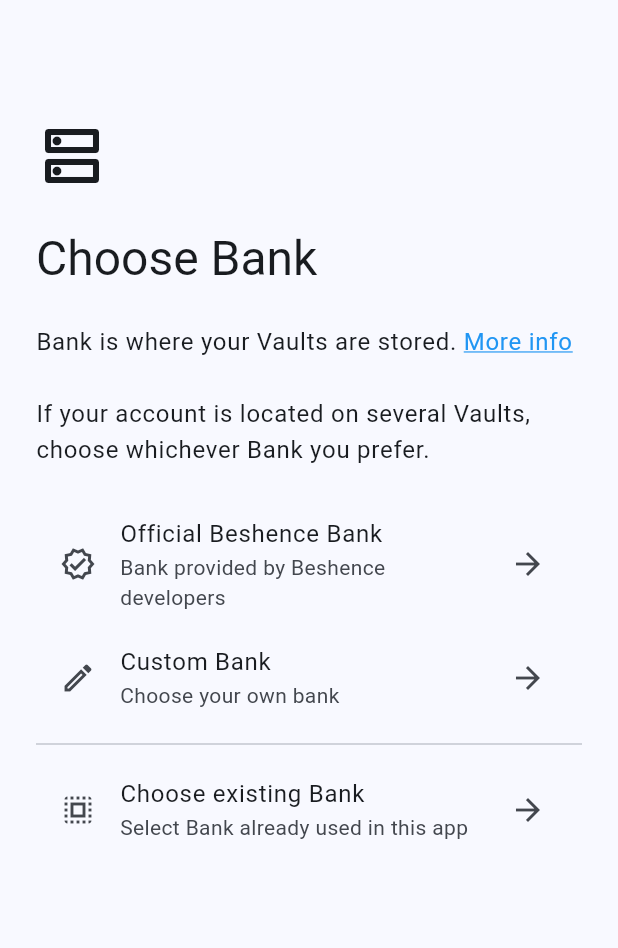
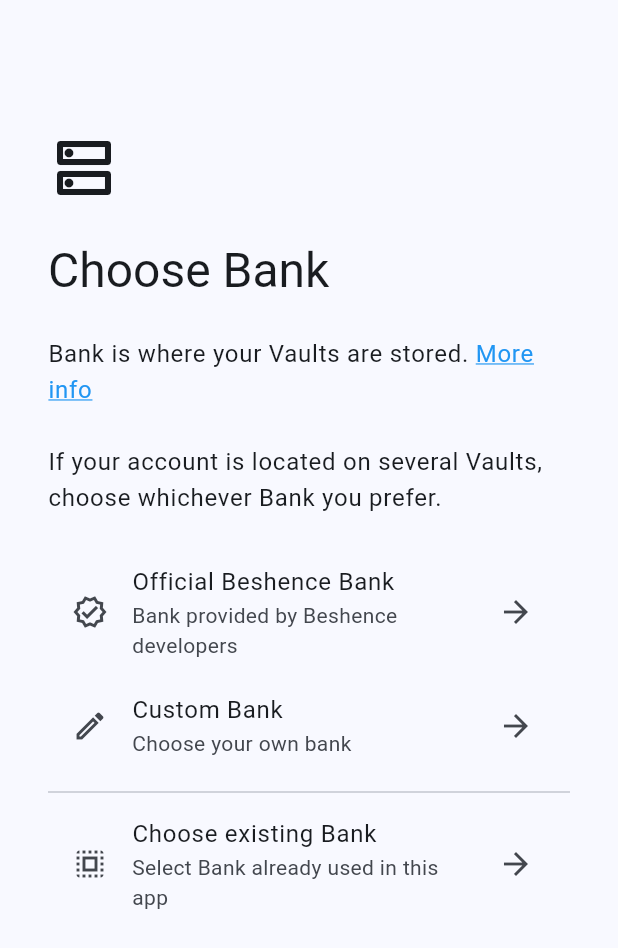
Before and after one commit to vyacheslavbytsko/beshence_notes, a Flutter app: the ChooseBankScreen screen opened by its route, on a phone screen of 412 x 824 dp. Shown: the top 948 px of the screen. Run offline on Flutter 3.47's test engine with Material 3 defaults, Android fonts, the phone set to English and light mode, and no system bars; drawn by our look-alikes of dynamic_color; our stand-ins replace go_router, hive_ce, hive_ce_flutter; missing offline and left inert: beshence_sdk_flutter; accounts and stored records are empty; statements that could not run were skipped.

Commit message:
go -> push; add login to bank page; change CenteredWidget to CenteredScaffold

```diff
--- a/lib/main.dart
+++ b/lib/main.dart
@@ -1,6 +1,7 @@
 import 'package:beshence_sdk_flutter/beshence_sdk_flutter.dart';
 import 'package:dynamic_color/dynamic_color.dart';
 import 'package:flutter/material.dart';
+import 'package:go_router/go_router.dart';
 import 'package:hive_ce_flutter/adapters.dart';
 import 'package:notes/events/create_note_v1.dart';
 import 'package:notes/events/delete_note_v1.dart';
@@ -15,6 +16,8 @@ import 'models/note_v1.dart';
 Future<void> main() async {
   await Hive.initFlutter();
   Hive.registerAdapters();
+
+  GoRouter.optionURLReflectsImperativeAPIs = true;
 
   BeshenceEventRegistry registry = BeshenceEventRegistry();
   registry.register<CreateNoteV1Event>(CreateNoteV1EventSpec());
--- a/lib/misc.dart
+++ b/lib/misc.dart
@@ -1,6 +1,5 @@
-import 'dart:math';
-
 import 'package:flutter/material.dart';
+import 'package:go_router/go_router.dart';
 import 'package:hive_ce/hive.dart';
 
 import 'models/note_v1.dart';
@@ -29,38 +28,78 @@ DateTime latestDateTime(List<DateTime?> dateTimes) {
 
 bool isLandscape(BuildContext context) {
   return MediaQuery.widthOf(context) > 640;
-  // return MediaQuery.orientationOf(context) == Orientation.landscape;
 }
 
-class CenteredWidget extends StatelessWidget {
-  final Widget child;
+class CenteredScaffold extends StatelessWidget {
+  final Widget body;
 
-  const CenteredWidget({super.key, required this.child});
+  const CenteredScaffold({super.key, required this.body});
 
   @override
   Widget build(BuildContext context) {
-    return LayoutBuilder(
-      builder: (context, constraints) => SingleChildScrollView(
-        padding: EdgeInsets.all(24),
-        child: ConstrainedBox(
-          constraints: BoxConstraints(minHeight: constraints.maxHeight - 128),
-          child: Row(
-            crossAxisAlignment: isLandscape(context)
-                ? CrossAxisAlignment.center
-                : CrossAxisAlignment.start,
+    var surfaceContainer = Theme.of(context).colorScheme.surfaceContainer;
+    var surface = Theme.of(context).colorScheme.surface;
+    return Scaffold(
+        backgroundColor: isLandscape(context) ? surfaceContainer : surface,
+        body: SafeArea(
+          child: Stack(
             children: [
-              Expanded(child: SizedBox.shrink()),
+              Align(
+                alignment: isLandscape(context) ? AlignmentGeometry.center : AlignmentGeometry.topCenter,
+                child: LayoutBuilder(builder: (context, constraints) {
+                  return Padding(
+                    padding: isLandscape(context) ? const EdgeInsets.symmetric(horizontal: 32.0) : const EdgeInsets.all(0.0),
+                    child: SingleChildScrollView(
+                      child: ConstrainedBox(
+                        constraints: BoxConstraints(
+                          maxWidth: 640
+                        ),
+                        child: Column(
+                          mainAxisSize: .min,
+                          children: [
+                            SizedBox(height: 56,),
+                            Card.filled(
+                              shape: RoundedRectangleBorder(
+                                borderRadius: .circular(32),
+                              ),
+                              margin: .all(0.0),
+                              color: Theme.of(context).colorScheme.surface,
+                              child: Padding(
+                                padding: .all(32.0),
+                                child: body,
+                              ),
+                            ),
+                            SizedBox(height: 56,)
+                          ],
+                        ),
+                      ),
+                    ),
+                  );
+                },)
+              ),
               SizedBox(
-                width: isLandscape(context)
-                    ? min(640, constraints.maxWidth - 48)
-                    : (constraints.maxWidth - 48),
-                child: child,
-              ),
-              Expanded(child: SizedBox.shrink()),
+                height: 56,
+                child: AppBar(
+                    scrolledUnderElevation: 0.0,
+                    leading: !context.canPop() ? null : Padding(
+                        padding: EdgeInsetsGeometry.all(8.0),
+                      child: IconButton(
+                        style: ButtonStyle(
+                          backgroundColor: WidgetStatePropertyAll(
+                              isLandscape(context)
+                              ? Theme.of(context).colorScheme.surfaceContainer
+                              : Theme.of(context).colorScheme.surface
+                          )
+                        ),
+                          onPressed: () => context.pop(),
+                          icon: Icon(Icons.arrow_back)),
+                    ),
+                  backgroundColor: Colors.transparent
+                ),
+              )
             ],
           ),
-        ),
-      ),
+        )
     );
   }
 }
--- a/lib/screens/auth/choose_bank.dart
+++ b/lib/screens/auth/choose_bank.dart
@@ -17,14 +17,13 @@ class ChooseBankScreen extends StatefulWidget {
 }
 
 class _ChooseBankScreenState extends State<ChooseBankScreen> {
+  bool _enabled = true;
+
   @override
   Widget build(BuildContext context) {
-    return Scaffold(
-      appBar: AppBar(),
-      body: SafeArea(
-        child: CenteredWidget(
-          child: Column(
-            crossAxisAlignment: .start,
+    return CenteredScaffold(
+      body: Column(
+        crossAxisAlignment: CrossAxisAlignment.start,
         children: [
           Icon(Icons.dns_outlined, size: 48, color: TextTheme.of(context).headlineLarge?.color,),
           SizedBox(height: 24,),
@@ -57,21 +56,32 @@ class _ChooseBankScreenState extends State<ChooseBankScreen> {
           ),
           SizedBox(height: 24,),
           ListTile(
+            enabled: _enabled,
             leading: Icon(Icons.verified_outlined),
             title: Text("Official Beshence Bank"),
             subtitle: Text("Bank provided by Beshence developers"),
             trailing: Icon(Icons.arrow_forward),
-                onTap: () => processBeshenceBank(context, "https://bank.beshence.com", widget.newAccount),
+            onTap: () async {
+              setState(() {
+                _enabled = false;
+              });
+              await processBeshenceBank(context, "https://bank.beshence.com", widget.newAccount);
+              setState(() {
+                _enabled = true;
+              });
+            },
           ),
           ListTile(
+            enabled: _enabled,
             leading: Icon(Icons.edit_outlined),
             title: Text("Custom Bank"),
             subtitle: Text("Choose your own bank"),
             trailing: Icon(Icons.arrow_forward),
-                onTap: () => context.go("${widget.newAccount? "/register" : "/login"}/choose_custom_bank"),
+            onTap: () => context.push("${widget.newAccount? "/register" : "/login"}/choose_custom_bank"),
           ),
           Divider(),
           ListTile(
+            enabled: _enabled,
             leading: Icon(Icons.select_all_outlined),
             title: Text("Choose existing Bank"),
             subtitle: Text("Select Bank already used in this app"),
@@ -80,8 +90,6 @@ class _ChooseBankScreenState extends State<ChooseBankScreen> {
           ),
         ],
       ),
-        ),
-      )
     );
   }
 }
--- a/lib/screens/home.dart
+++ b/lib/screens/home.dart
@@ -36,7 +36,7 @@ class _HomeScreenState extends State<HomeScreen> {
             IconButton(
                 icon: Icon(Icons.settings),
                 onPressed: () {
-                  context.go("/settings");
+                  context.push("/settings");
                 }
             ),
           ]
@@ -63,7 +63,7 @@ class _HomeScreenState extends State<HomeScreen> {
                             margin: EdgeInsets.zero,
                             child: InkWell(
                               borderRadius: BorderRadius.all(Radius.circular(12)),
-                              onTap: () => context.go("/note/${note.id}"),
+                              onTap: () => context.push("/note/${note.id}"),
                               child: Padding(
                                   padding: const EdgeInsets.all(16),
                                   child: Column(
@@ -149,6 +149,6 @@ class _HomeScreenState extends State<HomeScreen> {
     await NoteV1.addNote(note);
     await notesChain.addEvent(event);
     notesChangeNotifier.updateNotes();
-    context.go('/note/${note.id}');
+    context.push('/note/${note.id}');
   }
 }
--- a/lib/screens/welcome.dart
+++ b/lib/screens/welcome.dart
@@ -46,13 +46,13 @@ class _WelcomeScreenState extends State<WelcomeScreen> {
             actions: [
               FilledButton.tonal(
                 onPressed: () async {
-                  context.go("/register");
+                  context.push("/register");
                 },
                 child: const Text('Create new account'),
               ),
               FilledButton(
                 onPressed: () async {
-                  context.go("/login");
+                  context.push("/login");
                 },
                 child: const Text('Log in'),
               ),
```
Also changed, not shown: lib/route.dart (+5 -3 lines), lib/screens/auth/choose_custom_bank.dart (+4 -9 lines), lib/screens/auth/login_to_bank.dart (+87 -2 lines), lib/screens/auth/modals.dart (+5 -4 lines), lib/screens/auth/use_vault.dart (+4 -9 lines), lib/screens/auth/choose_vault.dart (added), lib/screens/auth/register_in_bank.dart (added). Lines whose indentation alone changed are shown as unchanged.
